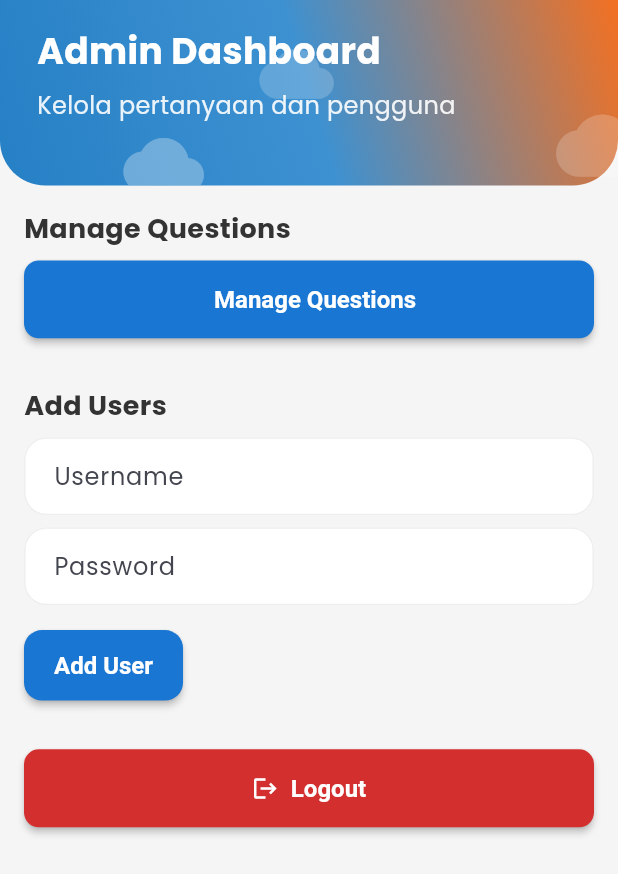
After one commit to Magang-BRI-x-UNAIR/bri_cek, a Flutter app: the AdminDashboardScreen screen opened directly, after a tap on "Add User", on a phone screen of 412 x 824 dp. The commit adds this screen. Shown: the top 874 px of the screen. Run offline on Flutter 3.47's test engine with Material 3 defaults, Android fonts, the phone set to English and light mode, and no system bars; our stand-ins replace firebase_core, fl_chart; accounts and stored records are empty.

Commit message:
Added admin dashboard page

```diff
--- /dev/null
+++ b/lib/data/admin_data.dart
@@ -0,0 +1,5 @@
+class AdminData {
+  static const String email = 'admin@gmail.com';
+  static const String password = 'admin123';
+  static const String role = 'admin';
+}
--- /dev/null
+++ b/lib/screens/admin_dashboard_screen.dart
@@ -0,0 +1,291 @@
+import 'package:flutter/material.dart';
+import 'package:bri_cek/utils/app_size.dart';
+import 'package:bri_cek/screens/login_screen.dart'; // Import Login Screen
+
+class AdminDashboardScreen extends StatefulWidget {
+  const AdminDashboardScreen({super.key});
+
+  @override
+  State<AdminDashboardScreen> createState() => _AdminDashboardScreenState();
+}
+
+class _AdminDashboardScreenState extends State<AdminDashboardScreen> {
+  final TextEditingController _usernameController = TextEditingController();
+  final TextEditingController _passwordController = TextEditingController();
+
+  @override
+  void dispose() {
+    _usernameController.dispose();
+    _passwordController.dispose();
+    super.dispose();
+  }
+
+  void _addUser() {
+    if (_usernameController.text.isNotEmpty &&
+        _passwordController.text.isNotEmpty) {
+      ScaffoldMessenger.of(context).showSnackBar(
+        SnackBar(
+          content: Text(
+            'User ${_usernameController.text} berhasil ditambahkan!',
+          ),
+          backgroundColor: Colors.green,
+        ),
+      );
+      _usernameController.clear();
+      _passwordController.clear();
+    }
+  }
+
+  void _logout() {
+    Navigator.pushReplacement(
+      context,
+      MaterialPageRoute(builder: (context) => const LoginScreen()),
+    );
+  }
+
+  @override
+  Widget build(BuildContext context) {
+    return Scaffold(
+      body: SafeArea(
+        child: Column(
+          children: [
+            // Header Section
+            Container(
+              width: double.infinity,
+              height: AppSize.heightPercent(15),
+              decoration: const BoxDecoration(
+                gradient: LinearGradient(
+                  begin: Alignment.bottomLeft,
+                  end: Alignment.topRight,
+                  colors: [
+                    Color(0xFF2680C5),
+                    Color(0xFF3D91D1),
+                    Color(0xFFF37021),
+                  ],
+                  stops: [0.0, 0.5, 1.0],
+                ),
+                borderRadius: BorderRadius.vertical(
+                  bottom: Radius.circular(30),
+                ),
+              ),
+              child: Stack(
+                children: [
+                  // Cloud decorations
+                  _buildCloudDecoration(
+                    top: AppSize.heightPercent(10),
+                    left: AppSize.widthPercent(20),
+                    size: AppSize.widthPercent(13),
+                    opacity: 0.3,
+                  ),
+                  _buildCloudDecoration(
+                    top: AppSize.heightPercent(3),
+                    left: AppSize.widthPercent(42),
+                    size: AppSize.widthPercent(12),
+                    opacity: 0.2,
+                  ),
+                  _buildCloudDecoration(
+                    top: AppSize.heightPercent(8),
+                    left: AppSize.widthPercent(90),
+                    size: AppSize.widthPercent(15),
+                    opacity: 0.2,
+                  ),
+
+                  // Header content
+                  Padding(
+                    padding: EdgeInsets.only(
+                      left: AppSize.widthPercent(6),
+                      top: AppSize.heightPercent(2),
+                      right: AppSize.widthPercent(6),
+                    ),
+                    child: Column(
+                      crossAxisAlignment: CrossAxisAlignment.start,
+                      children: [
+                        // Title
+                        Text(
+                          "Admin Dashboard",
+                          style: AppSize.getTextStyle(
+                            fontSize: AppSize.titleFontSize,
+                            fontWeight: FontWeight.bold,
+                            color: Colors.white,
+                          ),
+                        ),
+                        SizedBox(height: AppSize.heightPercent(1)),
+                        Text(
+                          "Kelola pertanyaan dan pengguna",
+                          style: AppSize.getTextStyle(
+                            fontSize: AppSize.bodyFontSize,
+                            color: Colors.white.withOpacity(0.9),
+                          ),
+                        ),
+                      ],
+                    ),
+                  ),
+                ],
+              ),
+            ),
+
+            // Content Section
+            Expanded(
+              child: Padding(
+                padding: const EdgeInsets.all(16.0),
+                child: SingleChildScrollView(
+                  child: Column(
+                    crossAxisAlignment: CrossAxisAlignment.start,
+                    children: [
+                      // Section: Manage Questions
+                      Text(
+                        'Manage Questions',
+                        style: TextStyle(
+                          fontSize: 18,
+                          fontWeight: FontWeight.bold,
+                        ),
+                      ),
+                      SizedBox(height: 8),
+                      ElevatedButton(
+                        onPressed: () {
+                          // Navigasi ke halaman berikutnya
+                          Navigator.push(
+                            context,
+                            MaterialPageRoute(
+                              builder:
+                                  (context) => const ManageQuestionsScreen(),
+                            ),
+                          );
+                        },
+                        style: ElevatedButton.styleFrom(
+                          backgroundColor: Colors.blue.shade700,
+                          padding: EdgeInsets.symmetric(
+                            vertical: AppSize.heightPercent(2),
+                          ),
+                          shape: RoundedRectangleBorder(
+                            borderRadius: BorderRadius.circular(10),
+                          ),
+                        ),
+                        child: Row(
+                          mainAxisAlignment: MainAxisAlignment.center,
+                          children: const [
+                            // Icon(Icons.arrow_forward, color: Colors.white),
+                            SizedBox(width: 8),
+                            Text(
+                              'Manage Questions',
+                              style: TextStyle(
+                                color: Colors.white,
+                                fontWeight: FontWeight.bold,
+                              ),
+                            ),
+                          ],
+                        ),
+                      ),
+                      SizedBox(height: 32),
+
+                      // Section: Add Users
+                      Text(
+                        'Add Users',
+                        style: TextStyle(
+                          fontSize: 18,
+                          fontWeight: FontWeight.bold,
+                        ),
+                      ),
+                      SizedBox(height: 8),
+                      TextField(
+                        controller: _usernameController,
+                        decoration: const InputDecoration(
+                          labelText: 'Username',
+                          border: OutlineInputBorder(),
+                        ),
+                      ),
+                      SizedBox(height: 8),
+                      TextField(
+                        controller: _passwordController,
+                        obscureText: true,
+                        decoration: const InputDecoration(
+                          labelText: 'Password',
+                          border: OutlineInputBorder(),
+                        ),
+                      ),
+                      SizedBox(height: 16),
+                      ElevatedButton(
+                        onPressed: _addUser,
+                        style: ElevatedButton.styleFrom(
+                          backgroundColor: Colors.blue.shade700,
+                        ),
+                        child: const Text('Add User'),
+                      ),
+                      SizedBox(height: 32),
+
+                      // Logout Button
+                      ElevatedButton(
+                        onPressed: _logout,
+                        style: ElevatedButton.styleFrom(
+                          backgroundColor: Colors.red.shade700,
+                          padding: EdgeInsets.symmetric(
+                            vertical: AppSize.heightPercent(2),
+                          ),
+                          shape: RoundedRectangleBorder(
+                            borderRadius: BorderRadius.circular(10),
+                          ),
+                        ),
+                        child: Row(
+                          mainAxisAlignment: MainAxisAlignment.center,
+                          children: const [
+                            Icon(Icons.logout, color: Colors.white),
+                            SizedBox(width: 8),
+                            Text(
+                              'Logout',
+                              style: TextStyle(
+                                color: Colors.white,
+                                fontWeight: FontWeight.bold,
+                              ),
+                            ),
+                          ],
+                        ),
+                      ),
+                    ],
+                  ),
+                ),
+              ),
+            ),
+          ],
+        ),
+      ),
+    );
+  }
+
+  Widget _buildCloudDecoration({
+    required double top,
+    required double left,
+    required double size,
+    required double opacity,
+  }) {
+    return Positioned(
+      top: top,
+      left: left,
+      child: Icon(
+        Icons.cloud,
+        color: Colors.white.withOpacity(opacity),
+        size: size,
+      ),
+    );
+  }
+}
+
+// Halaman Manage Questions
+class ManageQuestionsScreen extends StatelessWidget {
+  const ManageQuestionsScreen({super.key});
+
+  @override
+  Widget build(BuildContext context) {
+    return Scaffold(
+      appBar: AppBar(
+        title: const Text('Manage Questions'),
+        backgroundColor: Colors.blue.shade700,
+      ),
+      body: Center(
+        child: Text(
+          'Halaman untuk mengelola pertanyaan',
+          style: TextStyle(fontSize: 18),
+        ),
+      ),
+    );
+  }
+}
--- a/lib/screens/login_screen.dart
+++ b/lib/screens/login_screen.dart
@@ -1,5 +1,7 @@
 import 'package:flutter/material.dart';
-import 'package:bri_cek/screens/home_screen.dart';
+import 'package:bri_cek/screens/admin_dashboard_screen.dart'; // Import Admin Dashboard
+import 'package:bri_cek/screens/home_screen.dart'; // Import Home Screen
+import 'package:bri_cek/data/admin_data.dart'; // Import Admin Data
 import 'package:bri_cek/utils/app_size.dart';
 
 class LoginScreen extends StatefulWidget {
@@ -24,11 +26,22 @@ class _LoginScreenState extends State<LoginScreen> {
 
   void _login() {
     if (_formKey.currentState!.validate()) {
-      // Navigate to HomeScreen after successful login
-      Navigator.pushReplacement(
-        context,
-        MaterialPageRoute(builder: (context) => const HomeScreen()),
-      );
+      final email = _usernameController.text.trim();
+      final password = _passwordController.text.trim();
+
+      // Validasi data admin
+      if (email == AdminData.email && password == AdminData.password) {
+        Navigator.pushReplacement(
+          context,
+          MaterialPageRoute(builder: (context) => const AdminDashboardScreen()),
+        );
+      } else {
+        // Jika bukan admin, arahkan ke HomeScreen
+        Navigator.pushReplacement(
+          context,
+          MaterialPageRoute(builder: (context) => const HomeScreen()),
+        );
+      }
     }
   }
 
```
